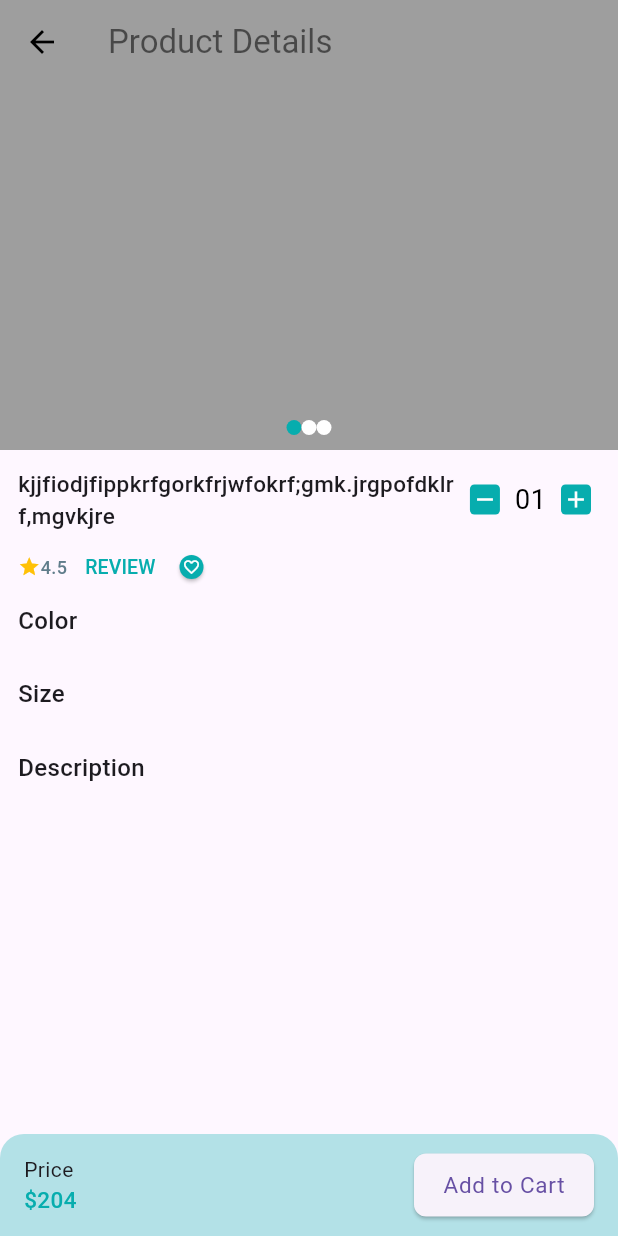
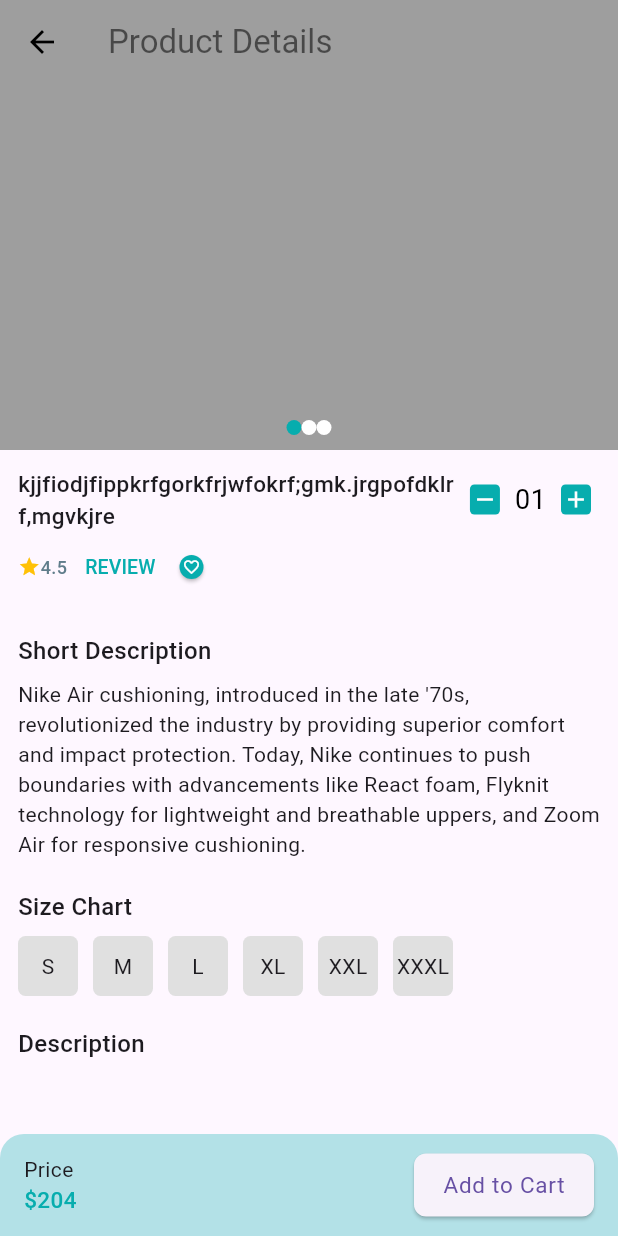
Before and after one commit to Rokeya17/craftybay, a Flutter app: the ProductDetailsScreen screen opened directly, on a phone screen of 412 x 824 dp. Run offline on Flutter 3.47's test engine with Material 3 defaults, Android fonts, the phone set to English and light mode, and no system bars; drawn by our look-alikes of carousel_slider; our stand-ins replace flutter_svg, get, pin_code_fields.

Commit message:
product details screen has been modified

```diff
--- a/lib/presentation/ui/screens/product_details_screen.dart
+++ b/lib/presentation/ui/screens/product_details_screen.dart
@@ -107,36 +107,46 @@ class _ProductDetailsScreenState extends State<ProductDetailsScreen> {
                         )
                       ],
                     ),
+                    const SizedBox(height: 20),
                     const Text(
-                      "Color",
+                      "Short Description",
                       style:
                           TextStyle(fontSize: 16, fontWeight: FontWeight.w500),
                     ),
-                    const SizedBox(
-                      height: 8,
+                    const SizedBox(height: 8),
+                    const Text(
+                      "Nike Air cushioning, introduced in the late '70s, revolutionized the industry by providing superior comfort and impact protection. Today, Nike continues to push boundaries with advancements like React foam, Flyknit technology for lightweight and breathable uppers, and Zoom Air for responsive cushioning.",
+                      style: TextStyle(fontSize: 14),
                     ),
-                    const SizedBox(
-                      height: 18,
-                    ),
+                    const SizedBox(height: 20),
                     const Text(
-                      "Size",
+                      "Size Chart",
                       style:
                           TextStyle(fontSize: 16, fontWeight: FontWeight.w500),
                     ),
-                    const SizedBox(
-                      height: 8,
+                    const SizedBox(height: 8),
+                    Row(
+                      children: sizes
+                          .map((size) => Container(
+                                alignment: Alignment.center,
+                                width: 40,
+                                height: 40,
+                                margin: const EdgeInsets.only(right: 10),
+                                decoration: BoxDecoration(
+                                  color: Colors.grey[300],
+                                  borderRadius: BorderRadius.circular(5),
+                                ),
+                                child: Text(size),
+                              ))
+                          .toList(),
                     ),
-                    const SizedBox(
-                      height: 18,
-                    ),
+                    const SizedBox(height: 20),
                     const Text(
                       "Description",
                       style:
                           TextStyle(fontSize: 16, fontWeight: FontWeight.w500),
                     ),
-                    const SizedBox(
-                      height: 8,
-                    ),
+                    const SizedBox(height: 8),
                   ],
                 ),
               ),
```
